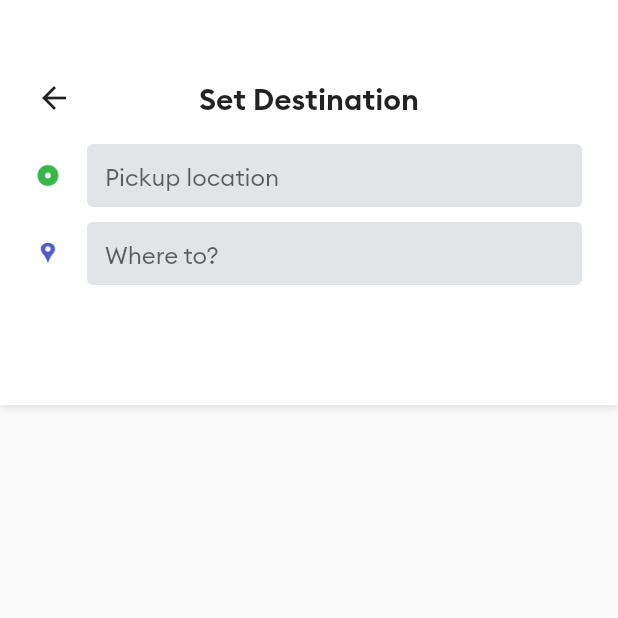
After one commit to sunachun/cab_rider, a Flutter app: the screen it shows after launch, after a tap on "Search Destination", on a phone screen of 412 x 824 dp, the top half of it. The commit adds this screen. Run offline on Flutter 3.47's test engine with Material 2 defaults, Android fonts, the light colour scheme and no system bars; our stand-ins replace connectivity, firebase_auth, firebase_core, firebase_database, geolocator, google_maps_flutter and 1 more; accounts and stored records are empty.

Commit message:
31 search page

```diff
--- a/lib/screens/mainpage.dart
+++ b/lib/screens/mainpage.dart
@@ -3,6 +3,7 @@ import 'dart:async';
 import 'package:cab_rider/brand_colors.dart';
 import 'package:cab_rider/dataprovider/appdata.dart';
 import 'package:cab_rider/helpers/helpermethods.dart';
+import 'package:cab_rider/screens/searchpage.dart';
 import 'package:cab_rider/style/styles.dart';
 import 'package:cab_rider/widgets/BrandDivider.dart';
 import 'package:flutter/material.dart';
@@ -223,7 +224,14 @@ class _MainPageState extends State<MainPage> {
                       ),
                     ),
                     SizedBox(height: 20),
-                    Container(
+                    GestureDetector(
+                      onTap: () {
+                        Navigator.push(
+                            context,
+                            MaterialPageRoute(
+                                builder: (context) => SearchPage()));
+                      },
+                      child: Container(
                         decoration: BoxDecoration(
                             color: Colors.white,
                             borderRadius: BorderRadius.circular(4),
@@ -246,6 +254,7 @@ class _MainPageState extends State<MainPage> {
                               SizedBox(width: 10),
                               Text('Search Destination'),
                             ],
+                          ),
                         ),
                       ),
                     ),
--- /dev/null
+++ b/lib/screens/searchpage.dart
@@ -0,0 +1,129 @@
+import 'package:cab_rider/brand_colors.dart';
+import 'package:flutter/material.dart';
+
+class SearchPage extends StatefulWidget {
+  @override
+  _SearchPageState createState() => _SearchPageState();
+}
+
+class _SearchPageState extends State<SearchPage> {
+  @override
+  Widget build(BuildContext context) {
+    return Scaffold(
+      // appBar: AppBar(
+      //   title: Text('Set Destination'),
+      // ),
+      body: Column(
+        children: <Widget>[
+          Container(
+            height: 270,
+            decoration: BoxDecoration(color: Colors.white, boxShadow: [
+              BoxShadow(
+                color: Colors.black12,
+                blurRadius: 5.0,
+                spreadRadius: 0.5,
+                offset: Offset(0.7, 0.7),
+              ),
+            ]),
+            child: Padding(
+              padding: const EdgeInsets.only(
+                left: 24,
+                top: 48,
+                right: 24,
+                bottom: 20,
+              ),
+              child: Column(
+                children: <Widget>[
+                  SizedBox(height: 5),
+                  Stack(
+                    children: <Widget>[
+                      GestureDetector(
+                        onTap: () {
+                          Navigator.pop(context);
+                        },
+                        child: Icon(Icons.arrow_back),
+                      ),
+                      Center(
+                        child: Text(
+                          'Set Destination',
+                          style:
+                              TextStyle(fontSize: 20, fontFamily: 'Brand-Bold'),
+                        ),
+                      ),
+                    ],
+                  ),
+                  SizedBox(height: 18),
+                  Row(
+                    children: <Widget>[
+                      Image.asset(
+                        'images/pickicon.png',
+                        height: 16,
+                        width: 16,
+                      ),
+                      SizedBox(width: 18),
+                      Expanded(
+                        child: Container(
+                          decoration: BoxDecoration(
+                            color: BrandColors.colorLightGrayFair,
+                            borderRadius: BorderRadius.circular(4),
+                          ),
+                          child: Padding(
+                            padding: const EdgeInsets.all(2.0),
+                            child: TextField(
+                              decoration: InputDecoration(
+                                hintText: 'Pickup location',
+                                fillColor: BrandColors.colorLightGrayFair,
+                                filled: true,
+                                border: InputBorder.none,
+                                isDense: true,
+                                contentPadding: EdgeInsets.only(
+                                    left: 10, top: 10, bottom: 8),
+                              ),
+                            ),
+                          ),
+                        ),
+                      ),
+                    ],
+                  ),
+                  SizedBox(height: 10),
+                  Row(
+                    children: <Widget>[
+                      Image.asset(
+                        'images/desticon.png',
+                        height: 16,
+                        width: 16,
+                      ),
+                      SizedBox(width: 18),
+                      Expanded(
+                        child: Container(
+                          decoration: BoxDecoration(
+                            color: BrandColors.colorLightGrayFair,
+                            borderRadius: BorderRadius.circular(4),
+                          ),
+                          child: Padding(
+                            padding: const EdgeInsets.all(2.0),
+                            child: TextField(
+                              decoration: InputDecoration(
+                                hintText: 'Where to?',
+                                fillColor: BrandColors.colorLightGrayFair,
+                                filled: true,
+                                border: InputBorder.none,
+                                isDense: true,
+                                contentPadding: EdgeInsets.only(
+                                    left: 10, top: 10, bottom: 8),
+                              ),
+                            ),
+                          ),
+                        ),
+                      ),
+                    ],
+                  ),
+                ],
+              ),
+            ),
+          ),
+        ],
+      ),
+    );
+  }
+}
```
Lines whose indentation alone changed are shown as unchanged.
